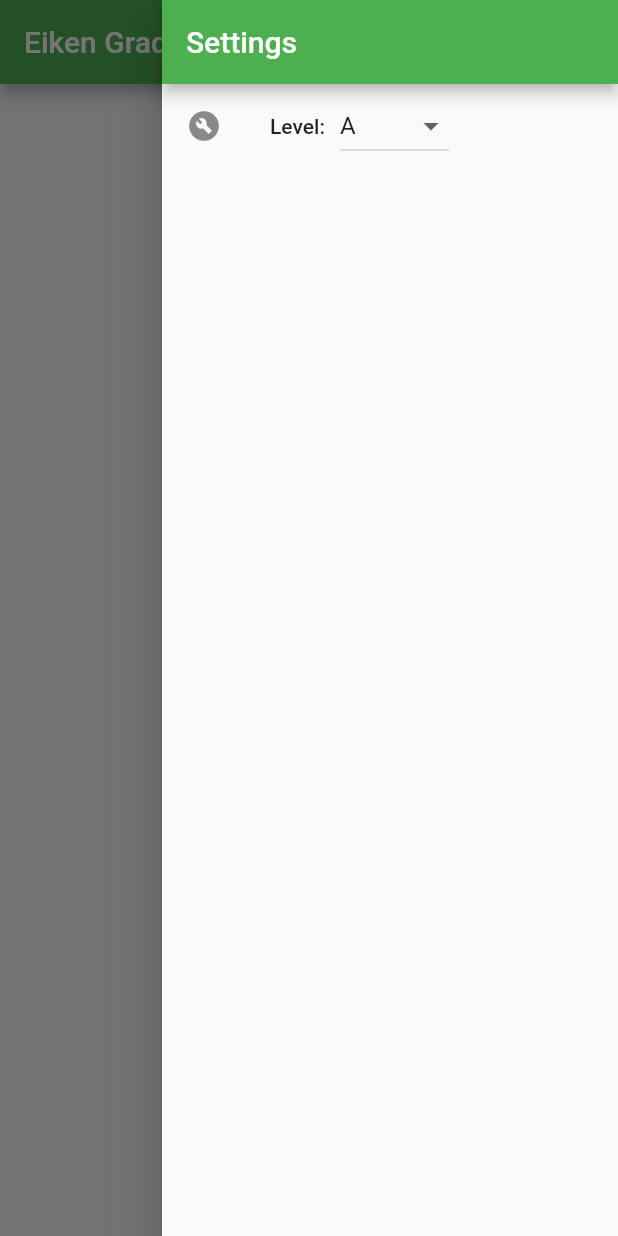
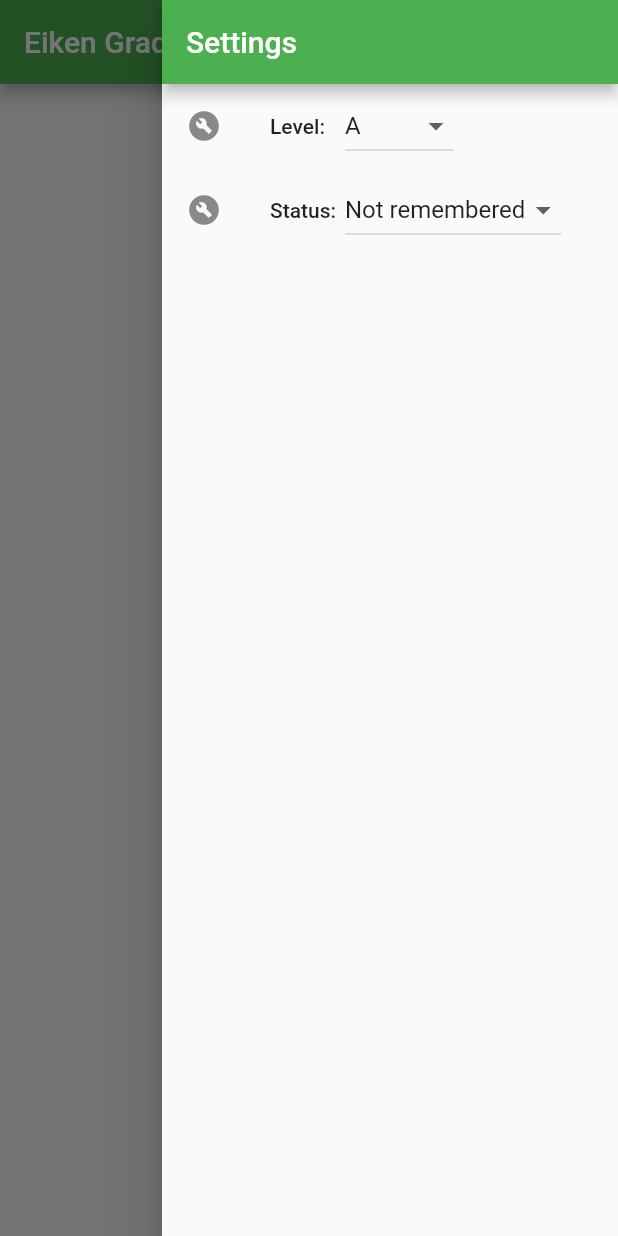
Before and after one commit to neutron0831/eiken-grade-1, a Flutter app: the screen it shows after launch, with the side drawer open, on a phone screen of 412 x 824 dp. Run offline on Flutter 3.47's test engine with Material 2 defaults, Android fonts, the phone set to English and light mode, and no system bars; our stand-ins replace cloud_firestore, firebase_core; missing offline and left inert: draggable_scrollbar; accounts and stored records are empty.

Commit message:
:sparkles: Add a dropdown menu on drawer #7
Add a dropdown menu on drawer to switch word status to display.

```diff
--- a/lib/pages/top_page.dart
+++ b/lib/pages/top_page.dart
@@ -18,12 +18,32 @@ class TopPage extends StatefulWidget {
 class _TopPageState extends State<TopPage> {
   static User user = User(id: '', username: 'NEUTRON', words: []);
   static List<Word> words = [];
+  static Map<String, String> symbols = {};
   static List<String> levels = ['A', 'B', 'C', 'Idioms'];
-  static Map<String, String> symbols = {};
-  static String level = 'A';
+  static String levelToDisplay = 'A';
+  static List<String> status = [
+    'Not remembered',
+    'Forgot',
+    'Remembered',
+    'All'
+  ];
+  static String statusToDisplay = 'Not remembered';
 
   ScrollController scrollController = ScrollController();
   GlobalKey<ScaffoldState> scaffoldKey = GlobalKey<ScaffoldState>();
+
+  bool isWord(String wordId, String status) {
+    final words = user.words!.where((word) => word['id'] == wordId);
+    if (status == 'Remembered') {
+      return words.where((word) => word['remembered']).isNotEmpty;
+    } else if (status == 'Forgot') {
+      return words.where((word) => !word['remembered']).isNotEmpty;
+    } else if (status == 'Not remembered') {
+      return words.where((word) => word['remembered']).isEmpty;
+    } else {
+      return false;
+    }
+  }
 
   @override
   Widget build(BuildContext context) {
@@ -74,7 +94,7 @@ class _TopPageState extends State<TopPage> {
                         pron: word['pron'] ?? '',
                         pum: word['pum'],
                       ))
-                  .where((word) => word.level == level));
+                  .where((word) => word.level == levelToDisplay));
           List<String> ipaSymbols = List<String>.from(
               jsonDecode((snapshot.data! as List)[1].toString())
                   .map((symbol) => symbol['ipa_symbol']));
@@ -88,7 +108,14 @@ class _TopPageState extends State<TopPage> {
                 controller: scrollController,
                 itemCount: words.length,
                 itemBuilder: (context, index) {
-                  return Container(
+                  return statusToDisplay == 'All' ||
+                          statusToDisplay == 'Remembered' &&
+                              isWord(words[index].id, 'Remembered') ||
+                          statusToDisplay == 'Forgot' &&
+                              isWord(words[index].id, 'Forgot') ||
+                          statusToDisplay == 'Not remembered' &&
+                              isWord(words[index].id, 'Not remembered')
+                      ? Container(
                           decoration: const BoxDecoration(
                               border: Border(bottom: BorderSide())),
                           child: Row(
@@ -98,46 +125,47 @@ class _TopPageState extends State<TopPage> {
                                   child: Container(
                                     padding: const EdgeInsets.all(10),
                                     width: MediaQuery.of(context).size.width *
-                                  (level != 'Idioms' ? 0.4 : 0.5),
+                                        (levelToDisplay != 'Idioms'
+                                            ? 0.4
+                                            : 0.5),
                                     color: const Color(0xfffbd6e7),
                                     child: SingleChildScrollView(
                                       scrollDirection: Axis.horizontal,
                                       child: Column(
-                                  crossAxisAlignment: CrossAxisAlignment.start,
+                                        crossAxisAlignment:
+                                            CrossAxisAlignment.start,
                                         children: [
                                           Text(words[index].id),
                                           Text(words[index].eng,
                                               style: TextStyle(
-                                            backgroundColor: user.words!
-                                                    .where((word) =>
-                                                        word['id'] ==
-                                                            words[index].id &&
-                                                        word['remembered'])
-                                                    .isNotEmpty
+                                                  backgroundColor: isWord(
+                                                          words[index].id,
+                                                          'Remembered')
                                                       ? Colors.green[200]
-                                                : user.words!
-                                                        .where((word) =>
-                                                            word['id'] ==
-                                                                words[index]
-                                                                    .id &&
-                                                            !word['remembered'])
-                                                        .isNotEmpty
+                                                      : isWord(words[index].id,
+                                                              'Forgot')
                                                           ? Colors.red[200]
                                                           : Colors.transparent,
                                                   fontSize: 24,
                                                   fontWeight: FontWeight.bold)),
-                                    Text(symbols.entries.toList().reversed.fold(
+                                          Text(symbols.entries
+                                              .toList()
+                                              .reversed
+                                              .fold(
                                                   words[index].pron.toString(),
                                                   (prev, e) => prev
-                                            .replaceAll(e.key, e.value)
-                                            .replaceAll(RegExp(r'<.*?>'), '')))
+                                                      .replaceAll(
+                                                          e.key, e.value)
+                                                      .replaceAll(
+                                                          RegExp(r'<.*?>'),
+                                                          '')))
                                         ],
                                       ),
                                     ),
                                   ),
                                   onTap: () async {
-                              int i = user.words!.indexWhere(
-                                  (word) => word['id'] == words[index].id);
+                                    int i = user.words!.indexWhere((word) =>
+                                        word['id'] == words[index].id);
                                     if (i != -1) {
                                       user.words![i]['remembered'] =
                                           !user.words![i]['remembered'];
@@ -163,19 +191,15 @@ class _TopPageState extends State<TopPage> {
                                   padding: const EdgeInsets.all(10),
                                   child: Column(
                                     mainAxisSize: MainAxisSize.max,
-                              crossAxisAlignment: CrossAxisAlignment.start,
+                                    crossAxisAlignment:
+                                        CrossAxisAlignment.start,
                                     children: [
                                       SingleChildScrollView(
                                         child: Text(
-                                      user.words!
-                                              .where((word) =>
-                                                  word['id'] ==
-                                                      words[index].id &&
-                                                  word['remembered'])
-                                              .isEmpty
-                                          ? words[index]
-                                              .jap
-                                              .replaceAll(RegExp(r'<.*?>'), '')
+                                            isWord(words[index].id,
+                                                    'Not remembered')
+                                                ? words[index].jap.replaceAll(
+                                                    RegExp(r'<.*?>'), '')
                                                 : '',
                                             maxLines: 3,
                                             overflow: TextOverflow.ellipsis),
@@ -186,7 +210,8 @@ class _TopPageState extends State<TopPage> {
                               ),
                             ],
                           ),
-                  );
+                        )
+                      : Container();
                 }),
           );
         },
@@ -201,17 +226,36 @@ class _TopPageState extends State<TopPage> {
                 leading: const Icon(Icons.build_circle),
                 title: Row(
                   children: [
-                    const Text('Level:'),
-                    const SizedBox(width: 10),
+                    const SizedBox(width: 50, child: Text('Level:')),
                     DropdownButton(
-                      value: level,
+                      value: levelToDisplay,
                       items: levels
                           .map((level) => DropdownMenuItem(
                               value: level, child: Text(level)))
                           .toList(),
                       onChanged: (String? value) {
                         setState(() {
-                          level = value!;
+                          levelToDisplay = value!;
+                        });
+                      },
+                    ),
+                  ],
+                ),
+              ),
+              ListTile(
+                leading: const Icon(Icons.build_circle),
+                title: Row(
+                  children: [
+                    const SizedBox(width: 50, child: Text('Status:')),
+                    DropdownButton(
+                      value: statusToDisplay,
+                      items: status
+                          .map(
+                              (s) => DropdownMenuItem(value: s, child: Text(s)))
+                          .toList(),
+                      onChanged: (String? value) {
+                        setState(() {
+                          statusToDisplay = value!;
                         });
                       },
                     ),
```
Lines whose indentation alone changed are shown as unchanged.
